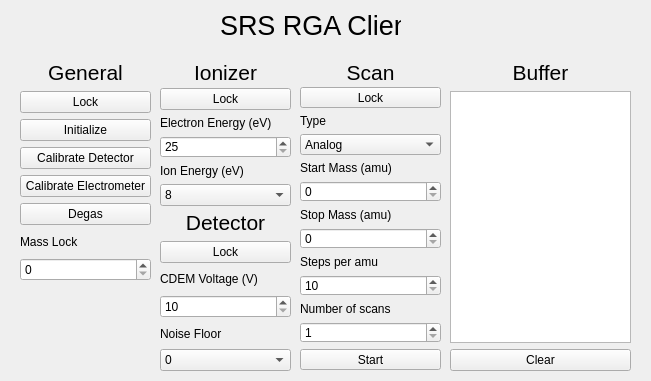
Old version of the form lib/clients/cryovac_clients/RGA_gui.ui in the repository EGGS-Experiment/EGGS_labrad.
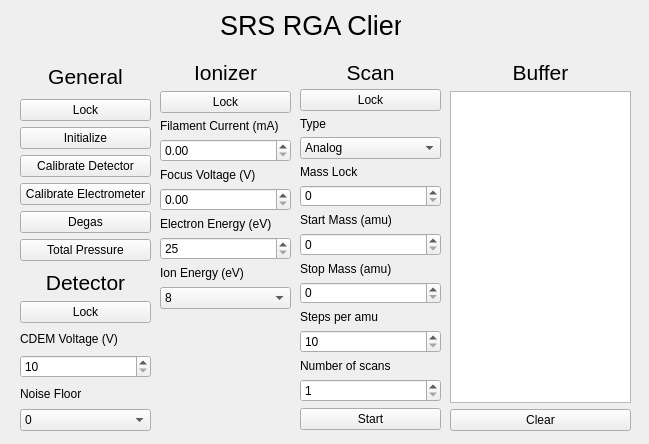
New version of the form. Custom widgets are drawn as their Qt base class.

Commit message: changed rga client

What changed in the file:
```diff
--- a/lib/clients/cryovac_clients/RGA_gui.ui
+++ b/lib/clients/cryovac_clients/RGA_gui.ui
@@ -6,8 +6,8 @@
    <rect>
     <x>0</x>
     <y>0</y>
-    <width>651</width>
-    <height>381</height>
+    <width>649</width>
+    <height>444</height>
    </rect>
   </property>
   <property name="sizePolicy">
@@ -43,20 +43,10 @@
      <x>20</x>
      <y>60</y>
      <width>131</width>
-     <height>221</height>
+     <height>201</height>
     </rect>
    </property>
    <layout class="QGridLayout" name="general_layout">
-    <item row="7" column="1">
-     <widget class="QDoubleSpinBox" name="mass_lock">
-      <property name="decimals">
-       <number>0</number>
-      </property>
-      <property name="maximum">
-       <double>200.000000000000000</double>
-      </property>
-     </widget>
-    </item>
     <item row="4" column="1">
      <widget class="QPushButton" name="calibrate_electrometer">
       <property name="text">
@@ -64,13 +54,6 @@
       </property>
      </widget>
     </item>
-    <item row="6" column="1">
-     <widget class="QLabel" name="mass_lock_label">
-      <property name="text">
-       <string>Mass Lock</string>
-      </property>
-     </widget>
-    </item>
     <item row="3" column="1">
      <widget class="QPushButton" name="calibrate_detector">
       <property name="text">
@@ -106,6 +89,13 @@
       </property>
      </widget>
     </item>
+    <item row="6" column="1">
+     <widget class="QPushButton" name="general_tp">
+      <property name="text">
+       <string>Total Pressure</string>
+      </property>
+     </widget>
+    </item>
    </layout>
   </widget>
   <widget class="QWidget" name="layoutWidget_4">
@@ -114,38 +104,25 @@
      <x>300</x>
      <y>60</y>
      <width>141</width>
-     <height>310</height>
+     <height>371</height>
     </rect>
    </property>
    <layout class="QGridLayout" name="scan_layout">
-    <item row="4" column="1">
+    <item row="10" column="1">
+     <widget class="QLabel" name="scan_mf_label">
+      <property name="text">
+       <string>Stop Mass (amu)</string>
+      </property>
+     </widget>
+    </item>
+    <item row="6" column="1">
      <widget class="QLabel" name="scan_mi_label">
       <property name="text">
        <string>Start Mass (amu)</string>
       </property>
      </widget>
     </item>
-    <item row="1" column="1">
-     <widget class="Lockswitch" name="scan_lockswitch">
-      <property name="text">
-       <string>Lock</string>
-      </property>
-     </widget>
-    </item>
-    <item row="5" column="1">
-     <widget class="QDoubleSpinBox" name="scan_mi">
-      <property name="decimals">
-       <number>0</number>
-      </property>
-      <property name="minimum">
-       <double>0.000000000000000</double>
-      </property>
-      <property name="maximum">
-       <double>200.000000000000000</double>
-      </property>
-     </widget>
-    </item>
-    <item row="14" column="1">
+    <item row="15" column="1">
      <widget class="QDoubleSpinBox" name="scan_num">
       <property name="decimals">
        <number>0</number>
@@ -158,14 +135,7 @@
       </property>
      </widget>
     </item>
-    <item row="9" column="1">
-     <widget class="QLabel" name="scan_mf_label">
-      <property name="text">
-       <string>Stop Mass (amu)</string>
-      </property>
-     </widget>
-    </item>
-    <item row="12" column="1">
+    <item row="13" column="1">
      <widget class="QDoubleSpinBox" name="scan_sa">
       <property name="decimals">
        <number>0</number>
@@ -205,14 +175,21 @@
       </item>
      </widget>
     </item>
-    <item row="0" column="1">
-     <widget class="QLabel" name="scan_label">
+    <item row="1" column="1">
+     <widget class="Lockswitch" name="scan_lockswitch">
       <property name="text">
-       <string>&lt;html&gt;&lt;head/&gt;&lt;body&gt;&lt;p align=&quot;center&quot;&gt;&lt;span style=&quot; font-size:16pt;&quot;&gt;Scan&lt;/span&gt;&lt;/p&gt;&lt;/body&gt;&lt;/html&gt;</string>
+       <string>Lock</string>
       </property>
      </widget>
     </item>
-    <item row="13" column="1">
+    <item row="12" column="1">
+     <widget class="QLabel" name="scan_sa_label">
+      <property name="text">
+       <string>Steps per amu</string>
+      </property>
+     </widget>
+    </item>
+    <item row="14" column="1">
      <widget class="QLabel" name="scan_num_label">
       <property name="text">
        <string>Number of scans</string>
@@ -226,37 +203,67 @@
       </property>
      </widget>
     </item>
-    <item row="10" column="1">
-     <widget class="QDoubleSpinBox" name="scan_mf">
-      <property name="decimals">
-       <number>0</number>
-      </property>
-      <property name="maximum">
-       <double>200.000000000000000</double>
-      </property>
-     </widget>
-    </item>
     <item row="11" column="1">
-     <widget class="QLabel" name="scan_sa_label">
+     <widget class="QDoubleSpinBox" name="scan_mf">
+      <property name="decimals">
+       <number>0</number>
+      </property>
+      <property name="maximum">
+       <double>200.000000000000000</double>
+      </property>
+     </widget>
+    </item>
+    <item row="0" column="1">
+     <widget class="QLabel" name="scan_label">
       <property name="text">
-       <string>Steps per amu</string>
+       <string>&lt;html&gt;&lt;head/&gt;&lt;body&gt;&lt;p align=&quot;center&quot;&gt;&lt;span style=&quot; font-size:16pt;&quot;&gt;Scan&lt;/span&gt;&lt;/p&gt;&lt;/body&gt;&lt;/html&gt;</string>
       </property>
      </widget>
     </item>
-    <item row="17" column="1">
+    <item row="18" column="1">
      <widget class="QPushButton" name="scan_start">
       <property name="text">
        <string>Start</string>
       </property>
      </widget>
     </item>
+    <item row="5" column="1">
+     <widget class="QDoubleSpinBox" name="mass_lock">
+      <property name="decimals">
+       <number>0</number>
+      </property>
+      <property name="maximum">
+       <double>200.000000000000000</double>
+      </property>
+     </widget>
+    </item>
+    <item row="4" column="1">
+     <widget class="QLabel" name="mass_lock_label">
+      <property name="text">
+       <string>Mass Lock</string>
+      </property>
+     </widget>
+    </item>
+    <item row="7" column="1">
+     <widget class="QDoubleSpinBox" name="scan_mi">
+      <property name="decimals">
+       <number>0</number>
+      </property>
+      <property name="minimum">
+       <double>0.000000000000000</double>
+      </property>
+      <property name="maximum">
+       <double>200.000000000000000</double>
+      </property>
+     </widget>
+    </item>
    </layout>
   </widget>
   <widget class="QWidget" name="layoutWidget_3">
    <property name="geometry">
     <rect>
-     <x>160</x>
-     <y>210</y>
+     <x>20</x>
+     <y>270</y>
      <width>131</width>
      <height>161</height>
     </rect>
@@ -358,30 +365,14 @@
      <x>160</x>
      <y>60</y>
      <width>131</width>
-     <height>146</height>
+     <height>251</height>
     </rect>
    </property>
    <layout class="QGridLayout" name="ionizer_layout">
-    <item row="3" column="0">
-     <widget class="QLabel" name="ionizer_ee_label">
+    <item row="5" column="0">
+     <widget class="QLabel" name="ionizer_vf_label">
       <property name="text">
-       <string>Electron Energy (eV)</string>
-      </property>
-     </widget>
-    </item>
-    <item row="4" column="0">
-     <widget class="QDoubleSpinBox" name="ionizer_ee">
-      <property name="decimals">
-       <number>0</number>
-      </property>
-      <property name="minimum">
-       <double>25.000000000000000</double>
-      </property>
-      <property name="maximum">
-       <double>105.000000000000000</double>
-      </property>
-      <property name="singleStep">
-       <double>1.000000000000000</double>
+       <string>Focus Voltage (V)</string>
       </property>
      </widget>
     </item>
@@ -392,21 +383,23 @@
       </property>
      </widget>
     </item>
-    <item row="6" column="0">
-     <widget class="QComboBox" name="ionizer_ie">
-      <item>
-       <property name="text">
-        <string>8</string>
-       </property>
-      </item>
-      <item>
-       <property name="text">
-        <string>12</string>
-       </property>
-      </item>
+    <item row="8" column="0">
+     <widget class="QDoubleSpinBox" name="ionizer_ee">
+      <property name="decimals">
+       <number>0</number>
+      </property>
+      <property name="minimum">
+       <double>25.000000000000000</double>
+      </property>
+      <property name="maximum">
+       <double>105.000000000000000</double>
+      </property>
+      <property name="singleStep">
+       <double>1.000000000000000</double>
+      </property>
      </widget>
     </item>
-    <item row="5" column="0">
+    <item row="9" column="0">
      <widget class="QLabel" name="ionizer_ie_label">
       <property name="text">
        <string>Ion Energy (eV)</string>
@@ -420,6 +413,66 @@
       </property>
      </widget>
     </item>
+    <item row="7" column="0">
+     <widget class="QLabel" name="ionizer_ee_label">
+      <property name="text">
+       <string>Electron Energy (eV)</string>
+      </property>
+     </widget>
+    </item>
+    <item row="10" column="0" rowspan="2">
+     <widget class="QComboBox" name="ionizer_ie">
+      <item>
+       <property name="text">
+        <string>8</string>
+       </property>
+      </item>
+      <item>
+       <property name="text">
+        <string>12</string>
+       </property>
+      </item>
+     </widget>
+    </item>
+    <item row="3" column="0">
+     <widget class="QLabel" name="ionizer_fl_label">
+      <property name="text">
+       <string>Filament Current (mA)</string>
+      </property>
+     </widget>
+    </item>
+    <item row="4" column="0">
+     <widget class="QDoubleSpinBox" name="ionizer_fl">
+      <property name="decimals">
+       <number>2</number>
+      </property>
+      <property name="minimum">
+       <double>0.000000000000000</double>
+      </property>
+      <property name="maximum">
+       <double>3.500000000000000</double>
+      </property>
+      <property name="singleStep">
+       <double>0.100000000000000</double>
+      </property>
+     </widget>
+    </item>
+    <item row="6" column="0">
+     <widget class="QDoubleSpinBox" name="ionizer_vf">
+      <property name="decimals">
+       <number>2</number>
+      </property>
+      <property name="minimum">
+       <double>0.000000000000000</double>
+      </property>
+      <property name="maximum">
+       <double>150.000000000000000</double>
+      </property>
+      <property name="singleStep">
+       <double>0.100000000000000</double>
+      </property>
+     </widget>
+    </item>
    </layout>
   </widget>
   <widget class="QWidget" name="layoutWidget">
@@ -428,7 +481,7 @@
      <x>450</x>
      <y>60</y>
      <width>181</width>
-     <height>311</height>
+     <height>371</height>
     </rect>
    </property>
    <layout class="QGridLayout" name="buffer_layout">
```
The commit also changes 1 other file.
